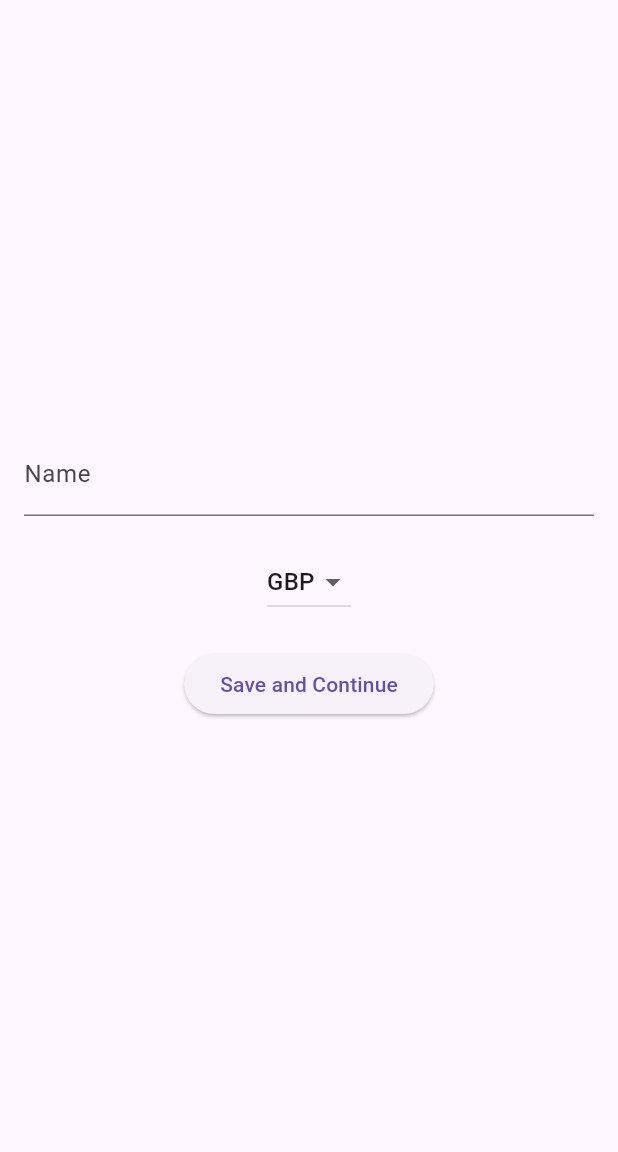
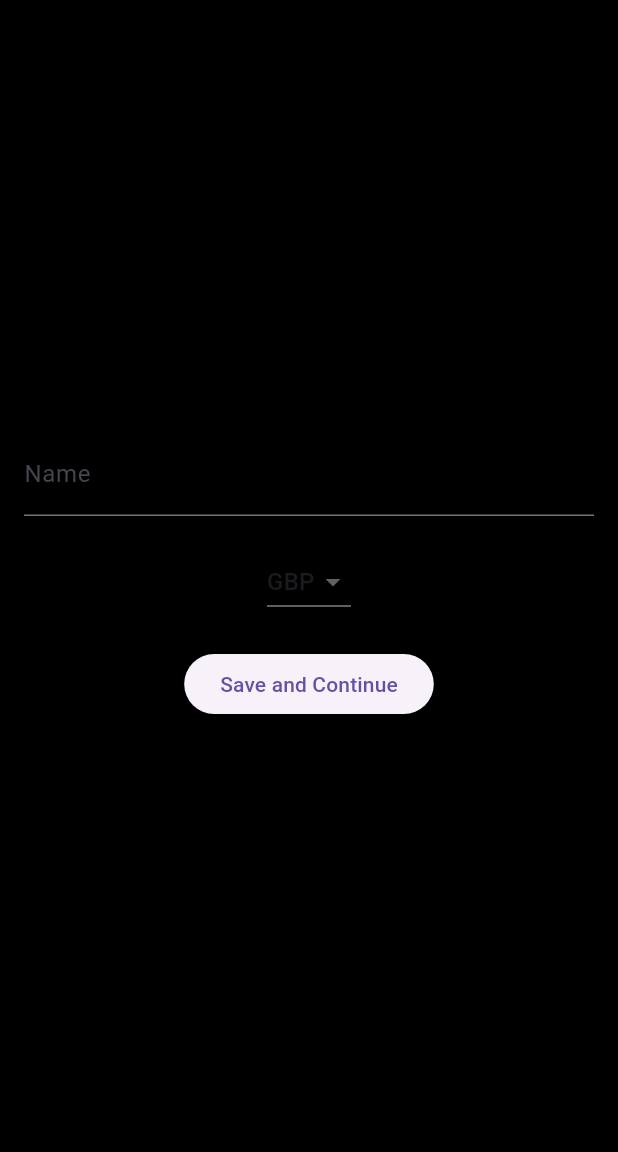
Before and after one commit to MWenerski/budgetapp, a Flutter app: the Profile screen opened directly, on a phone screen of 412 x 824 dp, the part 84-1236 px from its top. Run offline on Flutter 3.47's test engine with Material 3 defaults, Android fonts, the phone set to English and light mode, and no system bars; our stand-ins replace shared_preferences; accounts and stored records are empty.

Commit message:
Recoloured profile page renamed pages to snake case

```diff
--- /dev/null
+++ b/devtools_options.yaml
@@ -0,0 +1 @@
+extensions:
--- a/lib/Profile.dart
+++ b/lib/Profile.dart
@@ -14,7 +14,9 @@ class _ProfileState extends State<Profile> {
 
   @override
   Widget build(BuildContext context) {
+
     return Scaffold(
+      backgroundColor: Colors.black,
       appBar: AppBar(
          backgroundColor: Colors.black,
         title: Text('Profile Setup'),
--- a/lib/buttons.dart
+++ b/lib/buttons.dart
@@ -1,6 +1,6 @@
-import 'package:budgetapp/Expense.dart';
-import 'package:budgetapp/Income.dart';
-import 'package:budgetapp/Profile.dart';
+import 'package:budgetapp/expense.dart';
+import 'package:budgetapp/income.dart';
+import 'package:budgetapp/profile.dart';
 import 'package:budgetapp/home.dart';
 import 'package:flutter/material.dart';
 class Buttons {
```
Also changed, not shown: lib/main.dart (+1 -6 lines).
